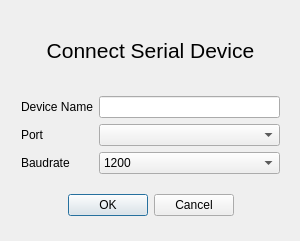
Qt form ConnectSerialDeviceDialog.ui (gderossi/MicroscopeManagerGUI) before a commit.
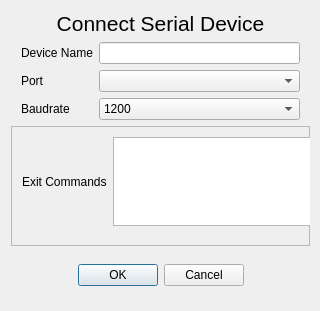
The same form after that commit.

Diff of the .ui file:
```diff
--- a/ConnectSerialDeviceDialog.ui
+++ b/ConnectSerialDeviceDialog.ui
@@ -6,8 +6,8 @@
    <rect>
     <x>0</x>
     <y>0</y>
-    <width>300</width>
-    <height>241</height>
+    <width>320</width>
+    <height>311</height>
    </rect>
   </property>
   <property name="windowTitle">
@@ -18,8 +18,8 @@
     <rect>
      <x>0</x>
      <y>0</y>
-     <width>301</width>
-     <height>241</height>
+     <width>321</width>
+     <height>311</height>
     </rect>
    </property>
    <layout class="QVBoxLayout" name="verticalLayout">
@@ -152,6 +152,44 @@
       </item>
      </layout>
     </item>
+    <item>
+     <widget class="QFrame" name="exitCommandsFrame">
+      <property name="minimumSize">
+       <size>
+        <width>0</width>
+        <height>120</height>
+       </size>
+      </property>
+      <property name="frameShape">
+       <enum>QFrame::StyledPanel</enum>
+      </property>
+      <property name="frameShadow">
+       <enum>QFrame::Raised</enum>
+      </property>
+      <widget class="QWidget" name="horizontalLayoutWidget">
+       <property name="geometry">
+        <rect>
+         <x>0</x>
+         <y>0</y>
+         <width>311</width>
+         <height>111</height>
+        </rect>
+       </property>
+       <layout class="QHBoxLayout" name="exitCommandsLayout">
+        <item>
+         <widget class="QLabel" name="exitCommandsLabel">
+          <property name="text">
+           <string>Exit Commands</string>
+          </property>
+         </widget>
+        </item>
+        <item>
+         <widget class="QTextEdit" name="exitCommandsTextEdit"/>
+        </item>
+       </layout>
+      </widget>
+     </widget>
+    </item>
     <item>
      <widget class="QDialogButtonBox" name="connectSerialConfirm">
       <property name="sizePolicy">
```
